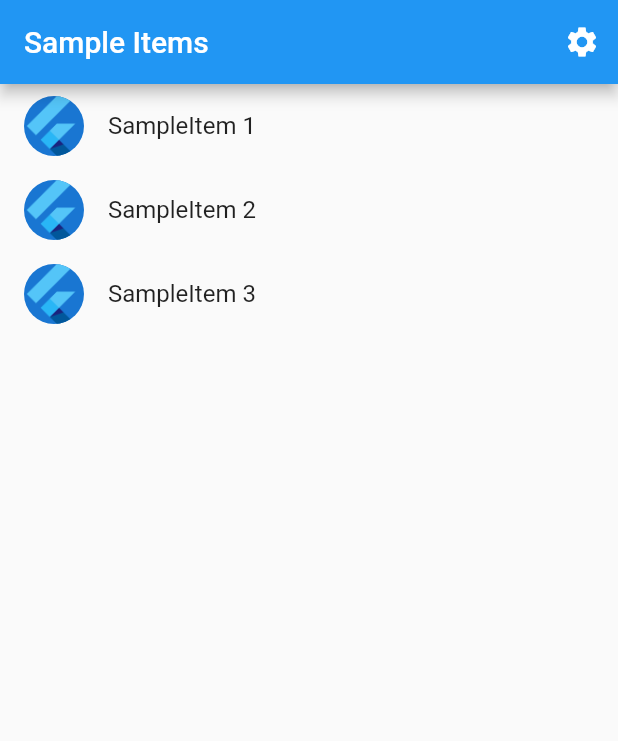
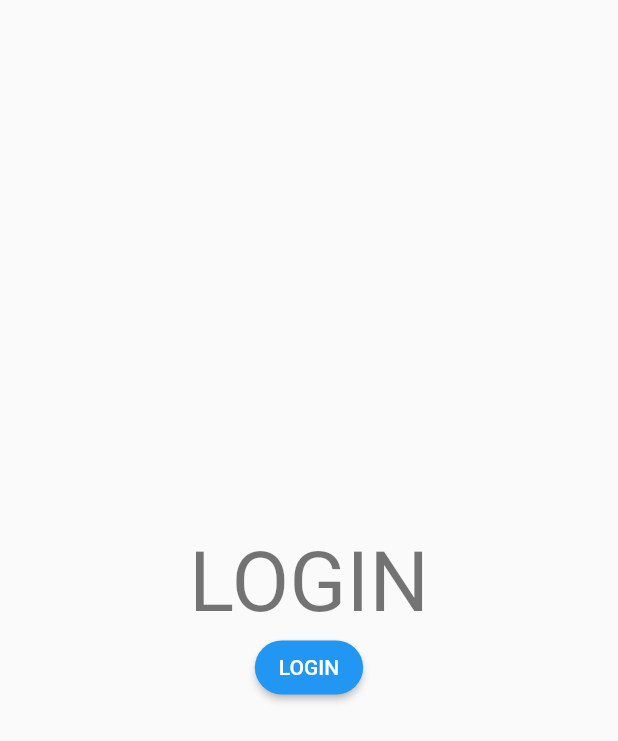
Before and after one commit to Abdullah-Arab/sales-door, a Flutter app: the screen it shows after launch, on a phone screen of 412 x 824 dp. Shown: the top 741 px of the screen. Run offline on Flutter 3.47's test engine with Material 2 defaults, Android fonts, the phone set to English and light mode, and no system bars; our stand-ins replace firebase_core; accounts and stored records are empty; generated files the repository leaves out were written again.

Commit message:
I made the auth folder containing auht mvc, and I configered the firebase with this project

```diff
--- a/lib/main.dart
+++ b/lib/main.dart
@@ -1,10 +1,16 @@
+import 'package:firebase_core/firebase_core.dart';
 import 'package:flutter/material.dart';
+import 'package:sales_door/firebase_options.dart';
 
 import 'src/app.dart';
 import 'src/settings/settings_controller.dart';
 import 'src/settings/settings_service.dart';
 
 void main() async {
+  WidgetsFlutterBinding.ensureInitialized();
+  await Firebase.initializeApp(
+    options: DefaultFirebaseOptions.currentPlatform,
+  );
   // Set up the SettingsController, which will glue user settings to multiple
   // Flutter Widgets.
   final settingsController = SettingsController(SettingsService());
--- a/lib/src/app.dart
+++ b/lib/src/app.dart
@@ -1,7 +1,7 @@
 import 'package:flutter/material.dart';
 import 'package:flutter_gen/gen_l10n/app_localizations.dart';
 import 'package:flutter_localizations/flutter_localizations.dart';
-
+import 'authentication/auth_view.dart';
 import 'sample_feature/sample_item_details_view.dart';
 import 'sample_feature/sample_item_list_view.dart';
 import 'settings/settings_controller.dart';
@@ -51,13 +51,37 @@ class MyApp extends StatelessWidget {
           // The appTitle is defined in .arb files found in the localization
           // directory.
           onGenerateTitle: (BuildContext context) =>
-              AppLocalizations.of(context)!.appTitle,
+          AppLocalizations.of(context)!.appTitle,
 
           // Define a light and dark color theme. Then, read the user's
           // preferred ThemeMode (light, dark, or system default) from the
           // SettingsController to display the correct theme.
-          theme: ThemeData(),
-          darkTheme: ThemeData.dark(),
+          theme: ThemeData(
+              primaryColor: Colors.cyan,
+
+              elevatedButtonTheme: ElevatedButtonThemeData(
+                style: ButtonStyle(
+                  shape: MaterialStateProperty.all(
+                    RoundedRectangleBorder(
+                      borderRadius: BorderRadius.circular(100.0),
+                    ),
+                  ),
+                ),
+              )),
+          darkTheme: ThemeData(
+              primaryColor: Colors.cyan,
+              brightness: Brightness.dark,
+
+              elevatedButtonTheme: ElevatedButtonThemeData(
+                style: ButtonStyle(
+                  shape: MaterialStateProperty.all(
+                    RoundedRectangleBorder(
+                      borderRadius: BorderRadius.circular(100.0),
+                    ),
+                  ),
+                ),
+              )
+          ),
           themeMode: settingsController.themeMode,
 
           // Define a function to handle named routes in order to support
@@ -69,9 +93,8 @@ class MyApp extends StatelessWidget {
                 switch (routeSettings.name) {
                   case SettingsView.routeName:
                     return SettingsView(controller: settingsController);
-                  case SampleItemDetailsView.routeName:
-                    return const SampleItemDetailsView();
-                  case SampleItemListView.routeName:
+                  case AuthView.routeName:
+                    return const AuthView();
                   default:
                     return const SampleItemListView();
                 }
--- /dev/null
+++ b/lib/src/authentication/auth_service.dart
@@ -0,0 +1,5 @@
+
+
+class AuthService {
+
+}
--- /dev/null
+++ b/lib/src/authentication/auth_view.dart
@@ -0,0 +1,24 @@
+import 'package:flutter/material.dart';
+
+class AuthView extends StatelessWidget {
+  const AuthView({Key? key}) : super(key: key);
+  static const routeName = '/';
+
+  @override
+  Widget build(BuildContext context) {
+    return  Scaffold(
+      body: SafeArea(
+        child: Center(
+          child: Column(
+            mainAxisAlignment: MainAxisAlignment.center,
+            children: [
+              Text('LOGIN',style: Theme.of(context).textTheme.headline2,),
+              ElevatedButton(onPressed: (){}, child: const Text('LOGIN'))
+
+          ],),
+
+        ),
+      ),
+    );
+  }
+}
--- a/pubspec.yaml
+++ b/pubspec.yaml
@@ -10,6 +10,8 @@ environment:
   sdk: ">=2.15.0 <3.0.0"
 
 dependencies:
+  firebase_auth: ^3.3.5
+  firebase_core: ^1.11.0
   flutter:
     sdk: flutter
   flutter_localizations:
```
Also changed, not shown: lib/firebase_options.dart (added), lib/src/authentication/auth_controller.dart (added), pubspec.lock, 7 other files.
